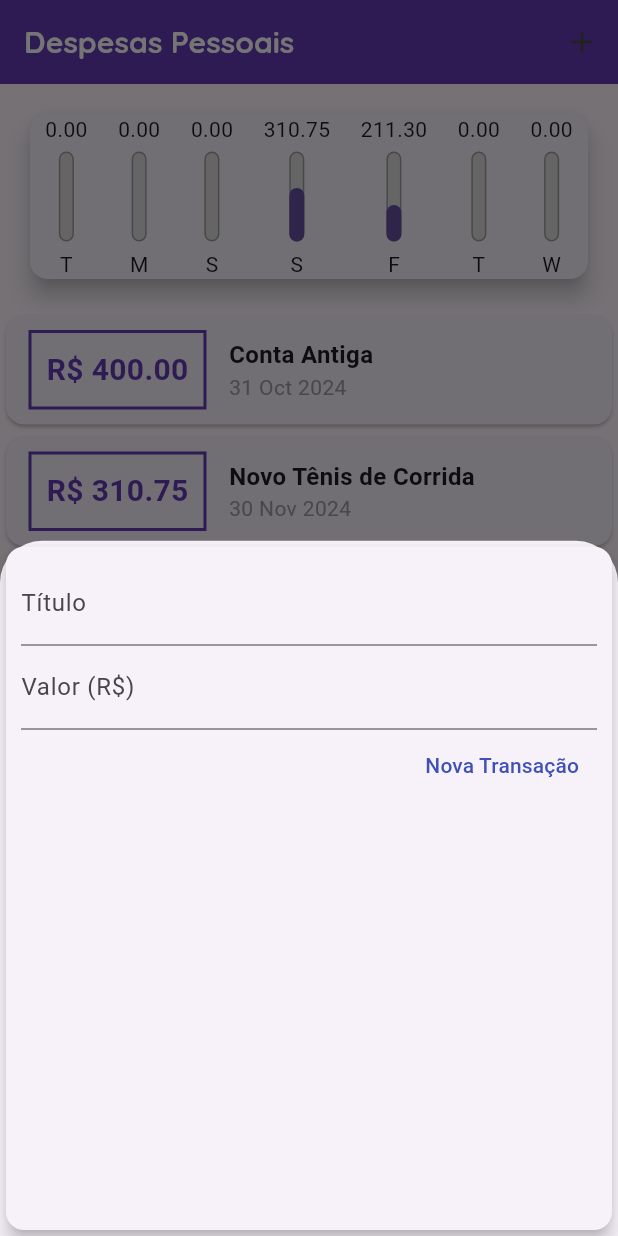
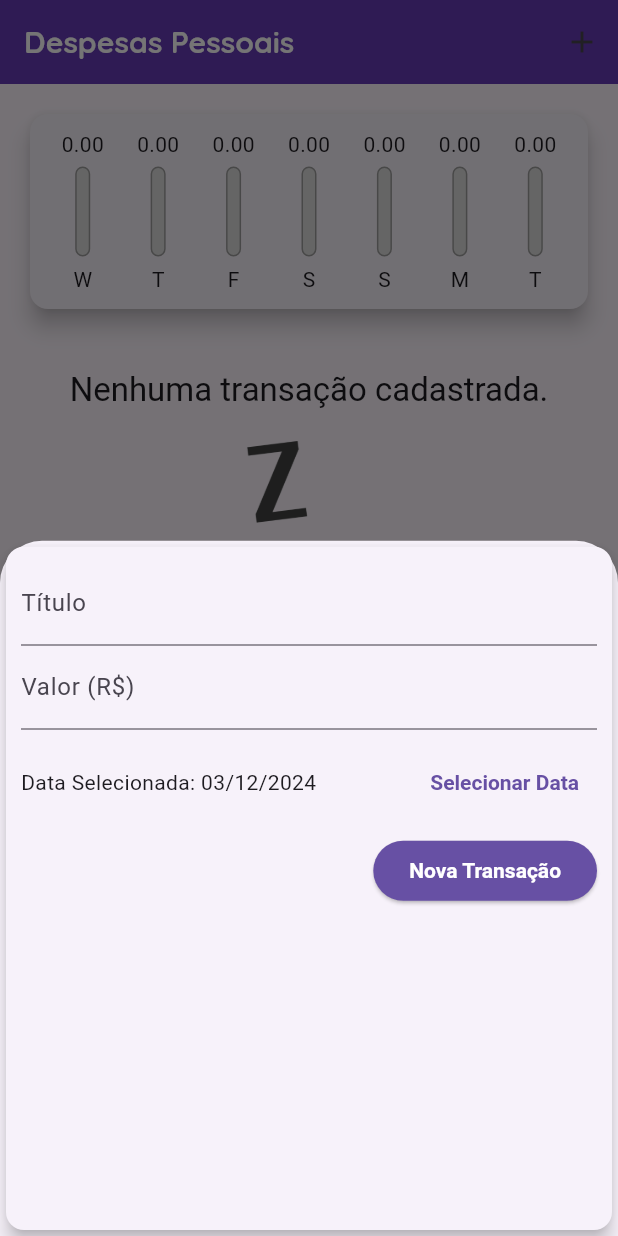
Before and after one commit to baakovi/expensesApp, a Flutter app: the screen it shows after launch, after a tap on the "add" icon, on a phone screen of 412 x 824 dp. Run offline on Flutter 3.47's test engine with Material 3 defaults, Android fonts, the phone set to English and light mode, and no system bars.

Commit message:
Aula 133. Excluindo Transação

```diff
--- a/lib/components/chart.dart
+++ b/lib/components/chart.dart
@@ -30,7 +30,7 @@ class Chart extends StatelessWidget {
         'day': DateFormat.E().format(weekDay)[0],
         'value': totalSum,
       };
-    });
+    }).reversed.toList();
   }
 
   double get _weekTotalValue {
@@ -45,16 +45,24 @@ class Chart extends StatelessWidget {
     return Card(
       elevation: 6,
       margin: EdgeInsets.all(20),
+      child: Padding(
+        padding: const EdgeInsets.all(10),
         child: Row(
           mainAxisAlignment: MainAxisAlignment.spaceAround,
           children: groupedTransactions.map((tr) {
             // return Text('${tr['day']} : ${tr['value']}');
-          return ChartBar(
+            return Flexible(
+              fit: FlexFit.tight,
+              child: ChartBar(
                 label: tr['day'].toString(),
                 value: tr['value'],
-            percentage: (tr['value'] as double) / _weekTotalValue,
+                percentage: _weekTotalValue == 0
+                    ? 0
+                    : (tr['value'] as double) / _weekTotalValue,
+              ),
             );
           }).toList(),
+        ),
       ),
     );
   }
--- a/lib/components/chart_bar.dart
+++ b/lib/components/chart_bar.dart
@@ -17,7 +17,12 @@ class ChartBar extends StatelessWidget {
   Widget build(BuildContext context) {
     return Column(
       children: <Widget>[
-        Text('${value.toStringAsFixed(2)}'),
+        Container(
+          height: 20,
+          child: FittedBox(
+            child: Text('${value.toStringAsFixed(2)}'),
+          ),
+        ),
         SizedBox(height: 5),
         Container(
           height: 60,
--- a/lib/components/transaction_form.dart
+++ b/lib/components/transaction_form.dart
@@ -1,7 +1,8 @@
 import 'package:flutter/material.dart';
+import 'package:intl/intl.dart';
 
 class TransactionForm extends StatefulWidget {
-  final void Function(String, double) onSubmit;
+  final void Function(String, double, DateTime) onSubmit;
 
   TransactionForm(this.onSubmit);
 
@@ -10,19 +11,41 @@ class TransactionForm extends StatefulWidget {
 }
 
 class _TransactionFormState extends State<TransactionForm> {
-  final titleController = TextEditingController();
+  final _titleController = TextEditingController();
 
-  final valueController = TextEditingController();
+  final _valueController = TextEditingController();
+
+  DateTime _selectedDate = DateTime.now();
 
   _submitForm() {
-    final title = titleController.text;
-    final value = double.tryParse(valueController.text) ?? 0.0;
+    final title = _titleController.text;
+    final value = double.tryParse(_valueController.text) ?? 0.0;
 
-    if (title.isEmpty || value <= 0) {
+    if (title.isEmpty || value <= 0 || _selectedDate == null) {
       return;
     }
 
-    widget.onSubmit(title, value);
+    widget.onSubmit(title, value, _selectedDate);
+  }
+
+  _showDatePicker() {
+    showDatePicker(
+      context: context,
+      initialDate: DateTime.now(),
+      // firstDate -> pegar a primeira data para iniciar
+      firstDate: DateTime(2019),
+      // lastDate -> a última date que o usuário pode seleionar
+      lastDate: DateTime.now(),
+    ).then((pickedDate) {
+      if (pickedDate == null) {
+        return;
+      }
+
+      // _selectedDate = pickedDate;
+      setState(() {
+        _selectedDate = pickedDate;
+      });
+    });
   }
 
   @override
@@ -34,28 +57,55 @@ class _TransactionFormState extends State<TransactionForm> {
         child: Column(
           children: <Widget>[
             TextField(
-              controller: titleController,
+              controller: _titleController,
               onSubmitted: (_) => _submitForm(),
               decoration: InputDecoration(
                 labelText: 'Título',
               ),
             ),
             TextField(
-              controller: valueController,
+              controller: _valueController,
               keyboardType: TextInputType.numberWithOptions(decimal: true),
               onSubmitted: (_) => _submitForm(),
               decoration: InputDecoration(
                 labelText: 'Valor (R\$)',
               ),
             ),
+            Container(
+              height: 70,
+              child: Row(
+                children: <Widget>[
+                  Expanded(
+                    child: Text(
+                      _selectedDate == null
+                          ? 'Nenhuma data selecionada!'
+                          : 'Data Selecionada: ${DateFormat('dd/MM/y').format(_selectedDate)}',
+                    ),
+                  ),
+                  TextButton(
+                    child: Text('Selecionar Data'),
+                    style: TextButton.styleFrom(
+                      foregroundColor: Theme.of(context).primaryColor,
+                      textStyle: TextStyle(
+                        fontWeight: FontWeight.bold,
+                      ),
+                    ),
+                    onPressed: _showDatePicker,
+                  ),
+                ],
+              ),
+            ),
             Row(
               mainAxisAlignment: MainAxisAlignment.end,
               children: <Widget>[
-                TextButton(
+                ElevatedButton(
                   child: Text('Nova Transação'),
-                  style: TextButton.styleFrom(
-                    // backgroundColor: Colors.white,
-                    foregroundColor: Colors.indigo,
+                  style: ElevatedButton.styleFrom(
+                    backgroundColor: Theme.of(context).primaryColor,
+                    foregroundColor: Colors.white,
+                    textStyle: TextStyle(
+                      fontWeight: FontWeight.bold,
+                    ),
                   ),
                   onPressed: _submitForm,
                 ),
--- a/lib/components/transaction_list.dart
+++ b/lib/components/transaction_list.dart
@@ -5,7 +5,9 @@ import 'package:intl/intl.dart';
 class TransactionList extends StatelessWidget {
   final List<Transaction> transactions;
 
-  TransactionList(this.transactions);
+  final void Function(String) onRemove;
+
+  TransactionList(this.transactions, this.onRemove);
 
   @override
   Widget build(BuildContext context) {
@@ -34,48 +36,33 @@ class TransactionList extends StatelessWidget {
               itemBuilder: (ctx, index) {
                 final tr = transactions[index];
                 return Card(
-                  child: Row(
-                    children: <Widget>[
-                      Container(
-                        margin: EdgeInsets.symmetric(
-                          horizontal: 15,
-                          vertical: 10,
+                  elevation: 5,
+                  margin: EdgeInsetsDirectional.symmetric(
+                    vertical: 8,
+                    horizontal: 5,
                   ),
-                        decoration: BoxDecoration(
-                          border: Border.all(
-                            color: Theme.of(context).colorScheme.primary,
-                            width: 2,
-                          ),
-                        ),
-                        padding: EdgeInsets.all(10),
-                        child: Text(
-                          'R\$ ${tr.value.toStringAsFixed(2)}',
-                          style: TextStyle(
-                            fontWeight: FontWeight.bold,
-                            fontSize: 20,
-                            color: Theme.of(context).colorScheme.primary,
+                  child: ListTile(
+                    leading: CircleAvatar(
+                      radius: 30,
+                      child: Padding(
+                        padding: const EdgeInsets.all(6),
+                        child: FittedBox(
+                          child: Text('R\$${tr.value}'),
                         ),
                       ),
                     ),
-                      Column(
-                        crossAxisAlignment: CrossAxisAlignment.start,
-                        children: <Widget>[
-                          Text(
+                    title: Text(
                       tr.title,
-                            style: TextStyle(
-                              fontSize: 16,
-                              fontWeight: FontWeight.bold,
+                      style: Theme.of(context).textTheme.titleSmall,
                     ),
+                    subtitle: Text(
+                      DateFormat('d MMM y').format(tr.date),
                     ),
-                          Text(
-                            DateFormat('d MMM y').format(tr.date),
-                            style: TextStyle(
-                              color: Colors.grey,
+                    trailing: IconButton(
+                      icon: Icon(Icons.delete),
+                      color: Colors.redAccent,
+                      onPressed: () => onRemove(tr.id),
                     ),
-                          ),
-                        ],
-                      )
-                    ],
                   ),
                 );
               },
--- a/lib/main.dart
+++ b/lib/main.dart
@@ -47,24 +47,36 @@ class MyHomePage extends StatefulWidget {
 
 class _MyHomePageState extends State<MyHomePage> {
   final List<Transaction> _transactions = [
-    Transaction(
-      id: 't0',
-      title: 'Conta Antiga',
-      value: 400.00,
-      date: DateTime.now().subtract(Duration(days: 33)),
-    ),
-    Transaction(
-      id: 't1',
-      title: 'Novo Tênis de Corrida',
-      value: 310.75,
-      date: DateTime.now().subtract(Duration(days: 3)),
-    ),
-    Transaction(
-      id: 't2',
-      title: 'Conta de Luz',
-      value: 211.30,
-      date: DateTime.now().subtract(Duration(days: 4)),
-    ),
+    // Transaction(
+    //   id: 't0',
+    //   title: 'Conta Antiga',
+    //   value: 400.00,
+    //   date: DateTime.now().subtract(Duration(days: 33)),
+    // ),
+    // Transaction(
+    //   id: 't1',
+    //   title: 'Novo Tênis de Corrida',
+    //   value: 310.75,
+    //   date: DateTime.now().subtract(Duration(days: 3)),
+    // ),
+    // Transaction(
+    //   id: 't2',
+    //   title: 'Conta de Luz',
+    //   value: 211.30,
+    //   date: DateTime.now().subtract(Duration(days: 4)),
+    // ),
+    // Transaction(
+    //   id: 't3',
+    //   title: 'Saída no Cinema',
+    //   value: 120.67,
+    //   date: DateTime.now(),
+    // ),
+    // Transaction(
+    //   id: 't4',
+    //   title: 'Exames Médicos',
+    //   value: 1600.00,
+    //   date: DateTime.now(),
+    // ),
   ];
 
   List<Transaction> get _recentTransactions {
@@ -75,12 +87,12 @@ class _MyHomePageState extends State<MyHomePage> {
     }).toList();
   }
 
-  _addTransaction(String title, double value) {
+  _addTransaction(String title, double value, DateTime date) {
     final newTransaction = Transaction(
       id: Random().nextDouble().toString(),
       title: title,
       value: value,
-      date: DateTime.now(),
+      date: date,
     );
 
     setState(() {
@@ -89,6 +101,12 @@ class _MyHomePageState extends State<MyHomePage> {
 
     // Para fechar o modal após criar um novo card
     Navigator.of(context).pop();
+  }
+
+  _removeTransaction(String id) {
+    setState(() {
+      _transactions.removeWhere((tr) => tr.id == id);
+    });
   }
 
   _openTransactionFormModal(BuildContext context) {
@@ -127,7 +145,7 @@ class _MyHomePageState extends State<MyHomePage> {
             //   ),
             // ),
             // TransactionUser(),
-            TransactionList(_transactions),
+            TransactionList(_transactions, _removeTransaction),
             // Column(
             //   children: <Widget>[
             //     TransactionForm(_addTransaction),
```
Lines whose indentation alone changed are shown as unchanged.
